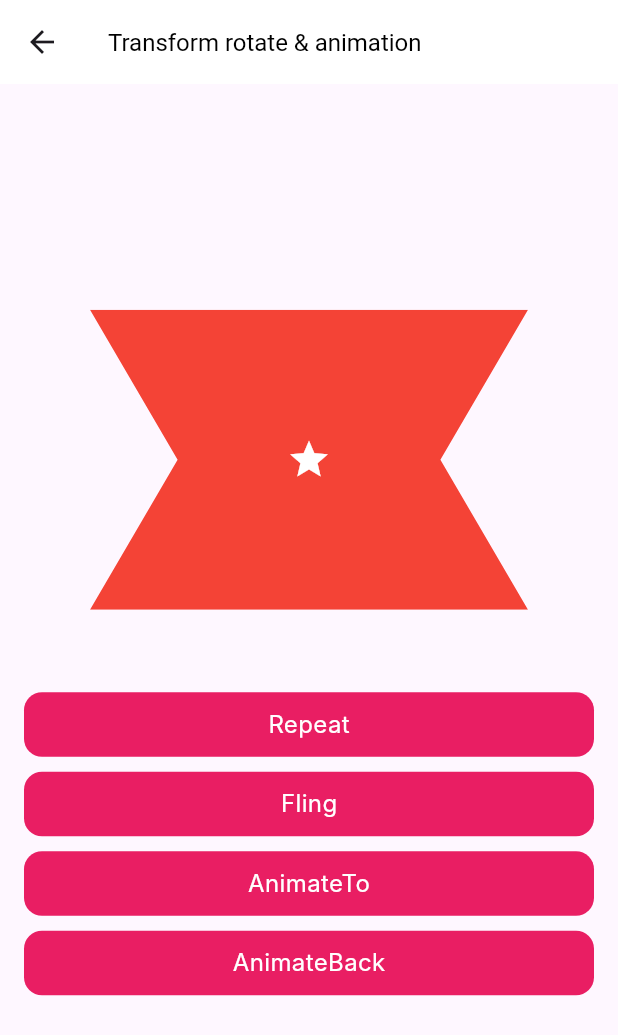
After one commit to AzizEshpolatov/animation_example, a Flutter app: the TransformRotateExample screen opened directly, on a phone screen of 412 x 824 dp. The commit adds this screen. Shown: the top 1035 px of the screen. Run offline on Flutter 3.47's test engine with Material 3 defaults, Android fonts, the phone set to English and light mode, and no system bars; Roboto replaces fonts that are missing (Inter).

Commit message:
transform_rotate & transform_translate example

```diff
--- a/lib/animation/explicit/animation_transform_rotate.dart
+++ b/lib/animation/explicit/animation_transform_translate.dart
@@ -37,7 +37,7 @@ class _AnimationTransformRotateState extends State<AnimationTransformRotate>
       appBar: AppBar(
         backgroundColor: Colors.white,
         title: Text(
-          "TransformRotate & animation",
+          "Transform translate & animation",
           style: TextStyle(fontSize: 16, color: Colors.black),
         ),
       ),
--- a/lib/animation/explicit/explicit_animation_main.dart
+++ b/lib/animation/explicit/explicit_animation_main.dart
@@ -1,5 +1,6 @@
 import 'package:animation_example/animation/explicit/animation_controller_.dart';
-import 'package:animation_example/animation/explicit/animation_transform_rotate.dart';
+import 'package:animation_example/animation/explicit/animation_transform_translate.dart';
+import 'package:animation_example/animation/explicit/transform_rotate.dart';
 import 'package:animation_example/widget/custom_button.dart';
 import 'package:animation_example/widget/navigator_extension.dart';
 import 'package:flutter/material.dart';
@@ -37,7 +38,14 @@ class ExplicitAnimationMain extends StatelessWidget {
               AnimationTransformRotate(),
               context: context,
             ),
-            text: "TransformRotate & animation",
+            text: "Transform translate & animation",
+          ),
+          CustomButton(
+            onTap: () => push(
+              TransformRotateExample(),
+              context: context,
+            ),
+            text: "Transform rotate & animation",
           ),
         ],
       ),
--- /dev/null
+++ b/lib/animation/explicit/transform_rotate.dart
@@ -0,0 +1,116 @@
+import 'dart:math';
+
+import 'package:flutter/material.dart';
+
+import '../../widget/custom_button.dart';
+
+class TransformRotateExample extends StatefulWidget {
+  const TransformRotateExample({super.key});
+
+  @override
+  State<TransformRotateExample> createState() => _TransformRotateExampleState();
+}
+
+class _TransformRotateExampleState extends State<TransformRotateExample>
+    with SingleTickerProviderStateMixin {
+  late AnimationController _controller;
+  late Animation<double> _starSizeAnimation;
+
+  @override
+  void initState() {
+    super.initState();
+    _controller = AnimationController(
+      duration: const Duration(seconds: 2),
+      vsync: this,
+    );
+    _starSizeAnimation = _controller.drive(Tween<double>(begin: 30, end: 200)
+        .chain(CurveTween(curve: Curves.easeInOut)));
+  }
+
+  @override
+  void dispose() {
+    _controller.dispose();
+    super.dispose();
+  }
+
+  @override
+  Widget build(BuildContext context) {
+    return Scaffold(
+      appBar: AppBar(
+        backgroundColor: Colors.white,
+        title: Text(
+          "Transform rotate & animation",
+          style: TextStyle(fontSize: 16, color: Colors.black),
+        ),
+      ),
+      body: Column(
+        mainAxisAlignment: MainAxisAlignment.center,
+        children: [
+          Padding(
+            padding: EdgeInsets.symmetric(horizontal: 60),
+            child: AnimatedBuilder(
+              animation: _controller,
+              builder: (context, child) {
+                return Transform.rotate(
+                  angle: _controller.value * 2 * pi,
+                  child: ClipPath(
+                    clipper: ArrowBackClipper(),
+                    child: Container(
+                      height: 200,
+                      color: Colors.red,
+                      child: Center(
+                        child: Transform.rotate(
+                          angle: -_controller.value * 2 * pi,
+                          child: Icon(
+                            Icons.star,
+                            size: _starSizeAnimation.value,
+                            color: Colors.white,
+                          ),
+                        ),
+                      ),
+                    ),
+                  ),
+                );
+              },
+            ),
+          ),
+          SizedBox(height: 55),
+          CustomButton(
+            onTap: () => _controller.repeat(),
+            text: 'Repeat',
+          ),
+          CustomButton(
+            onTap: () => _controller.fling(),
+            text: 'Fling',
+          ),
+          CustomButton(
+            onTap: () => _controller.animateTo(1.0),
+            text: 'AnimateTo',
+          ),
+          CustomButton(
+            onTap: () => _controller.animateBack(0.0),
+            text: "AnimateBack",
+          ),
+        ],
+      ),
+    );
+  }
+}
+
+class ArrowBackClipper extends CustomClipper<Path> {
+  @override
+  Path getClip(Size size) {
+    final path = Path();
+    path.moveTo(size.width, 0);
+    path.lineTo(size.width * 0.8, size.height * 0.5);
+    path.lineTo(size.width, size.height);
+    path.lineTo(0, size.height);
+    path.lineTo(size.width * 0.2, size.height * 0.5);
+    path.lineTo(0, 0);
+    path.close();
+    return path;
+  }
+
+  @override
+  bool shouldReclip(covariant CustomClipper<Path> oldClipper) => false;
+}
```
Also changed, not shown: lib/animation/explicit/animation_controller_.dart (+17 -16 lines).
